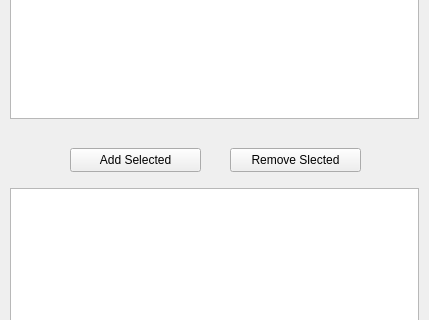
This is src/form/mainwindow.ui in dank-devz/effective-octo-meme as Qt 5 draws it before an edit; both pictures show x 0 to 429 and y 110 to 430 of the 429 by 516 pixel window. The edited form follows.
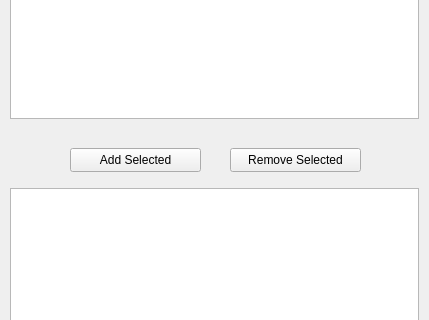
This is the edited form.

```diff
--- a/src/form/mainwindow.ui
+++ b/src/form/mainwindow.ui
@@ -488,7 +488,7 @@
        </rect>
       </property>
       <property name="text">
-       <string>Remove Slected</string>
+       <string>Remove Selected</string>
       </property>
      </widget>
     </widget>
```
Left out of the diff: 4 changed lines with no effect on the pictures.
